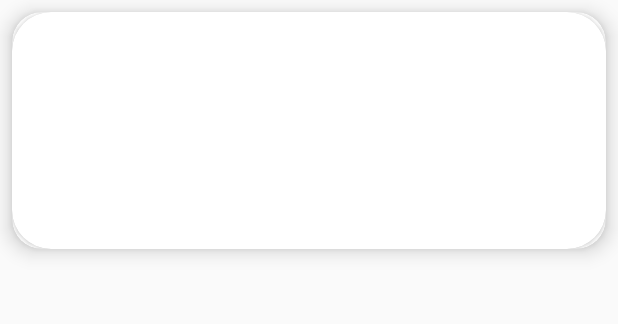
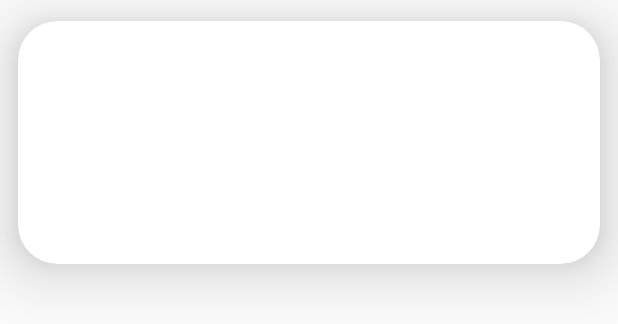
Before and after one commit to tatoyoda600/ARchitect, an Android app: the layout item_product.xml on its own in the app's theme, with its tools: preview values and no code run, on a phone screen of 412 x 824 dp. Shown: the top 324 px of the screen. Run offline under Robolectric (Android 15) with nearby library versions, the phone set to English and light mode, and no system bars.

Commit message:
fix de card view innecesario en item desing

```diff
--- a/app/src/main/res/layout/item_product.xml
+++ b/app/src/main/res/layout/item_product.xml
@@ -2,28 +2,20 @@
 
 <androidx.cardview.widget.CardView xmlns:android="http://schemas.android.com/apk/res/android"
     xmlns:app="http://schemas.android.com/apk/res-auto"
-    android:id="@+id/cardItem"
+    android:id="@+id/item_product_card_view_id"
     android:layout_width="match_parent"
-    android:layout_height="wrap_content"
-    android:layout_margin="8dp"
-    android:backgroundTintMode="add"
-    app:cardCornerRadius="20dp"
-    app:cardElevation="8dp">
-
-    <androidx.cardview.widget.CardView
-        android:id="@+id/item_product_card_view_id"
-        android:layout_width="match_parent"
-        android:layout_height="match_parent"
-        android:layout_weight="1"
-        app:cardCornerRadius="26dp">
+    android:layout_height="190dp"
+    app:cardElevation="4dp"
+    app:cardCornerRadius="26dp"
+    android:translationZ="20dp"
+    app:cardUseCompatPadding="true"
+    android:layout_weight="1">
 
         <ImageView
             android:id="@+id/item_product_image_view_id"
-            android:layout_width="392dp"
-            android:layout_height="158dp"
-            android:scaleType="centerInside" />
-
-    </androidx.cardview.widget.CardView>
-
-
+            android:layout_width="match_parent"
+            android:layout_height="match_parent"
+            android:layout_gravity="center"
+            android:scaleType="centerInside"
+            />
 </androidx.cardview.widget.CardView>
```
